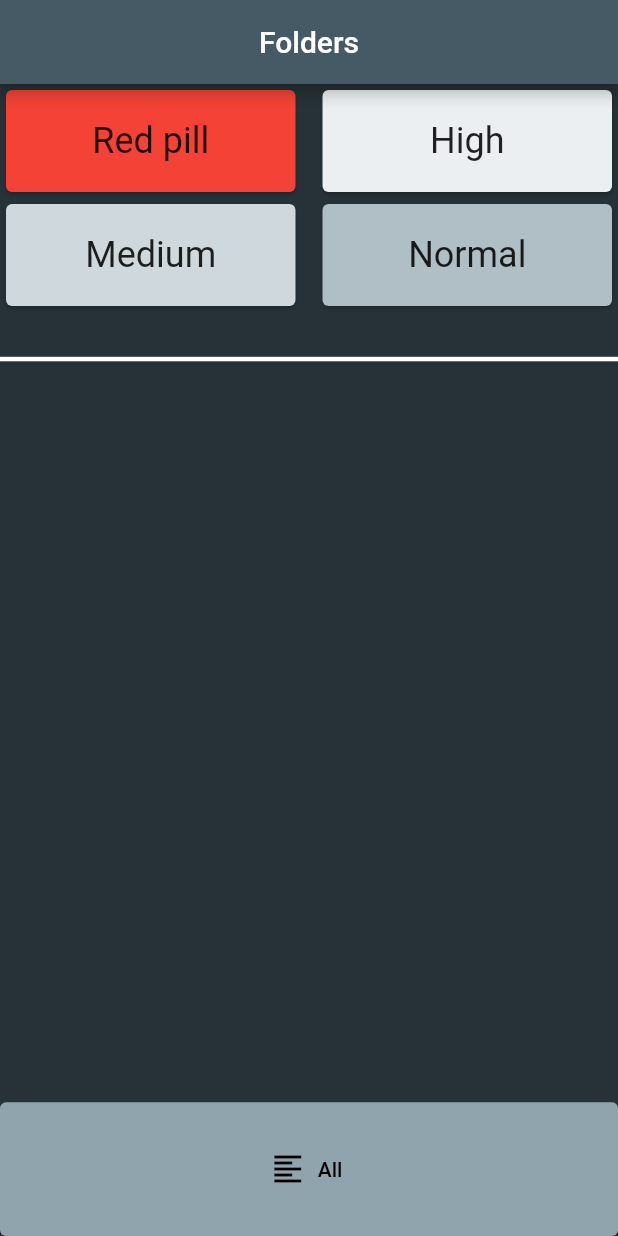
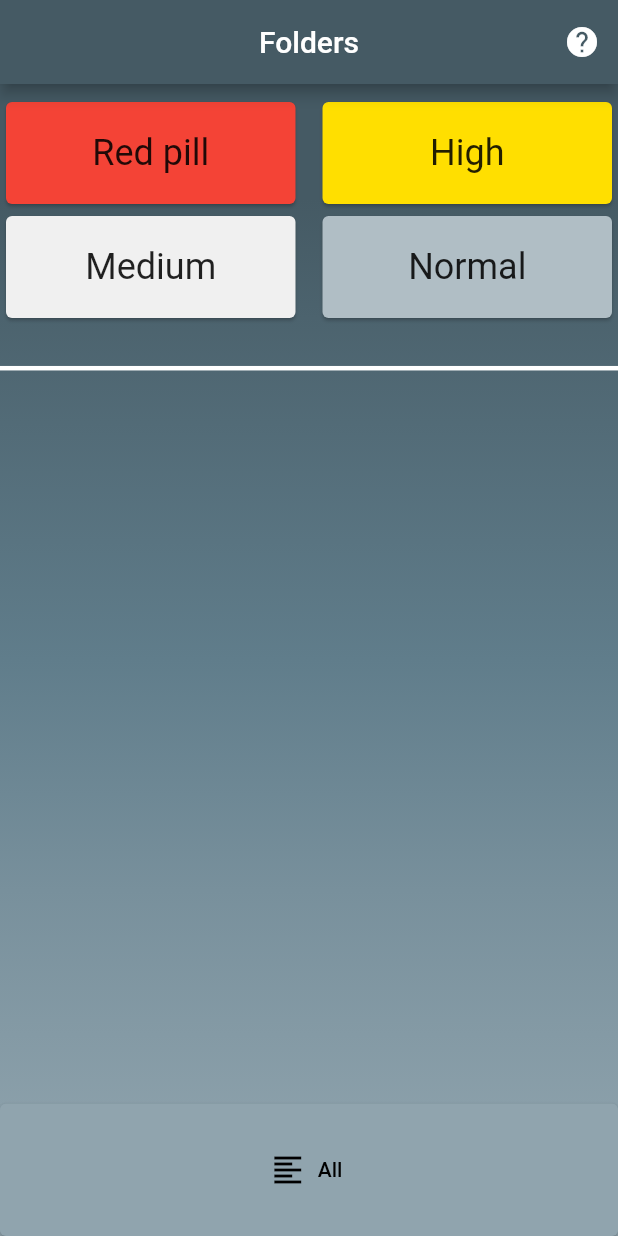
Before and after one commit to pzet123/writings, a Flutter app: the screen it shows after launch, on a phone screen of 412 x 824 dp. Run offline on Flutter 3.47's test engine with Material 2 defaults, Android fonts, the phone set to English and light mode, and no system bars.

Commit message:
Added a help section and changed styling

```diff
--- a/lib/homeScreen.dart
+++ b/lib/homeScreen.dart
@@ -12,12 +12,9 @@ const String highestImportance = "Red pill";
 const String highImportance = "High";
 const String mediumImportance = "Medium";
 const String lowImportance = "Normal";
-const List folderImportanceAttributes = [[highestImportance, Colors.red], [highImportance, Color.fromARGB(255, 236, 239, 241)], [mediumImportance, Color.fromARGB(255, 207, 216, 220)], [lowImportance, Color.fromARGB(255, 176, 190, 197)]];
+const List folderImportanceAttributes = [[highestImportance, Colors.red], [highImportance, Color.fromARGB(255, 255,223,0)],
+  [mediumImportance, Color.fromARGB(255, 240, 240, 240)], [lowImportance, Color.fromARGB(255, 176, 190, 197)]];
 
-String sampleTitle = "Lorem Ipsum";
-String sampleDescription = "Lorem Ipsum reflection & meditations";
-String sampleText = "Lorem ipsum dolor sit amet, consectetur adipiscing elit, sed do eiusmod tempor incididunt ut labore et dolore magna aliqua. Ut enim ad minim veniam, quis nostrud exercitation ullamco laboris nisi ut aliquip ex ea commodo consequat. Duis aute irure dolor in reprehenderit in voluptate velit esse cillum dolore eu fugiat nulla pariatur. Excepteur sint occaecat cupidatat non proident, sunt in culpa qui officia deserunt mollit anim id est laborum.";
-Set sampleTags;
 
 
 List<Writing> writings = [];
@@ -258,21 +255,41 @@ class _homeScreenState extends State<homeScreen> with WidgetsBindingObserver{
 
 
 
-
-
   @override
   Widget build(BuildContext context) {
     update();
     return Scaffold(
       appBar: AppBar(
-        title: Center(child: AppBarTitle("Folders")),
+        title: AppBarTitle("Folders"),
+        centerTitle: true,
         backgroundColor: Colors.blueGrey[700],
+        actions: [
+          IconButton(
+              icon: Icon(Icons.help),
+              onPressed: () {
+                Navigator.pushNamed(context, "/helpScreen");
+              })
+                ],
                 ),
                 body: Container(
-        color: Colors.blueGrey[900],
+                decoration: BoxDecoration(
+                gradient: LinearGradient(
+                begin: Alignment.topCenter,
+                end: Alignment.bottomCenter,
+                stops: [0.1, 0.5, 0.7, 0.95],
+                colors: [
+                Colors.blueGrey[700],
+                Colors.blueGrey[500],
+                Colors.blueGrey[400],
+                Colors.blueGrey[300]
+                ]
+
+                )
+                ),
                 child: Column(
                 crossAxisAlignment: CrossAxisAlignment.stretch,
                 children: [
+                  SizedBox(height: 8,),
                 Expanded(
               flex: 4,
                 child: getFolderWidget(importanceFolders)),
--- a/lib/main.dart
+++ b/lib/main.dart
@@ -6,6 +6,7 @@ import 'package:writings/homeScreen.dart';
 import 'writingScreen.dart';
 import 'package:writings/writingCreation.dart';
 import 'package:writings/writingViewing.dart';
+import 'helpScreen.dart';
 
 void main() => runApp(new MaterialApp(
   initialRoute: "/home",
@@ -13,8 +14,6 @@ void main() => runApp(new MaterialApp(
           "/writingScreen" : (context) => writingScreen(),
           "/writingCreation" : (context) => writingCreationScreen(),
           "/writingViewing" : (context) => writingViewing(),
+          "/helpScreen" : (context) => helpScreen(),
   },
 ));
-
-
-//TODO: Add the ability to store writings
--- a/lib/writingCreation.dart
+++ b/lib/writingCreation.dart
@@ -93,7 +93,7 @@ class _writingCreationScreenState extends State<writingCreationScreen> {
             ),
             DropdownButton(
               hint: Text("Importance"),
-              icon: Icon(Icons.assessment),
+              icon: Icon(Icons.keyboard_arrow_down),
               value: importance,
               items: ["Normal", "Medium", "High", "Red pill"].map((importanceValue) {
                   return DropdownMenuItem(
--- a/lib/writingScreen.dart
+++ b/lib/writingScreen.dart
@@ -203,11 +203,11 @@ class _writingScreenState extends State<writingScreen> with TickerProviderStateM
                   ],
                 ),
               ),
-              color: Colors.purple[300]
+              color: Color.fromARGB(255, 255,223,0)
           ),
           decoration: BoxDecoration(
               boxShadow: [BoxShadow(
-                color: Color.fromARGB(100, 200, 0, 214),
+                color: Color.fromARGB(100, 255, 212, 0),
                 blurRadius: _breathingAnimation.value * 2,
                 spreadRadius: _breathingAnimation.value,
               )]
```
Also changed, not shown: lib/helpScreen.dart (added, +50 -0 lines). Lines whose indentation alone changed are shown as unchanged.
